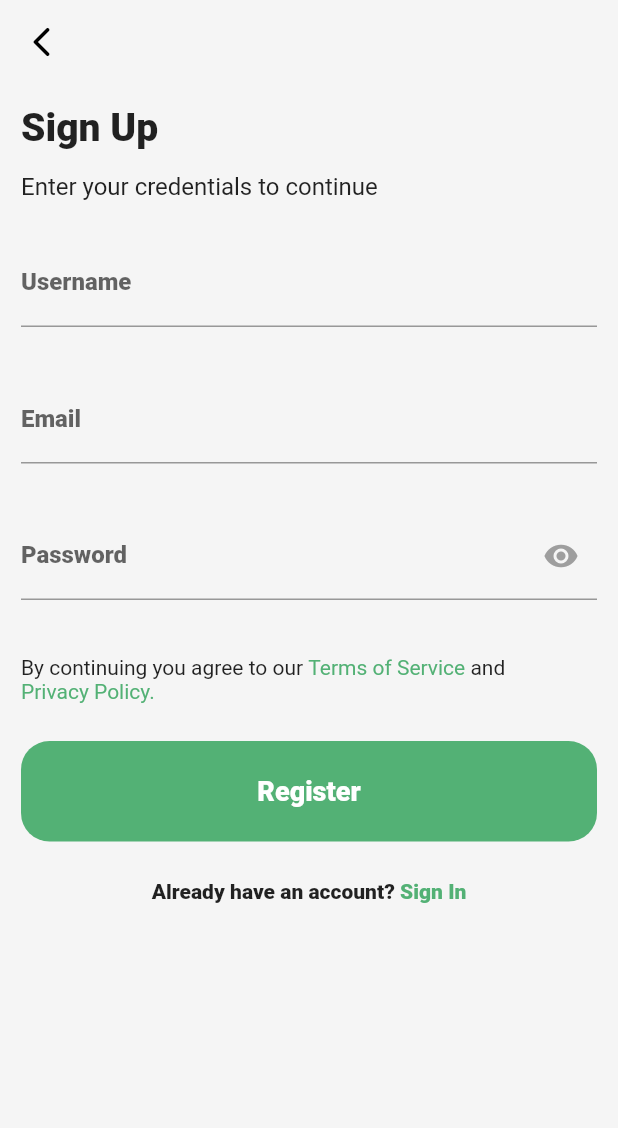
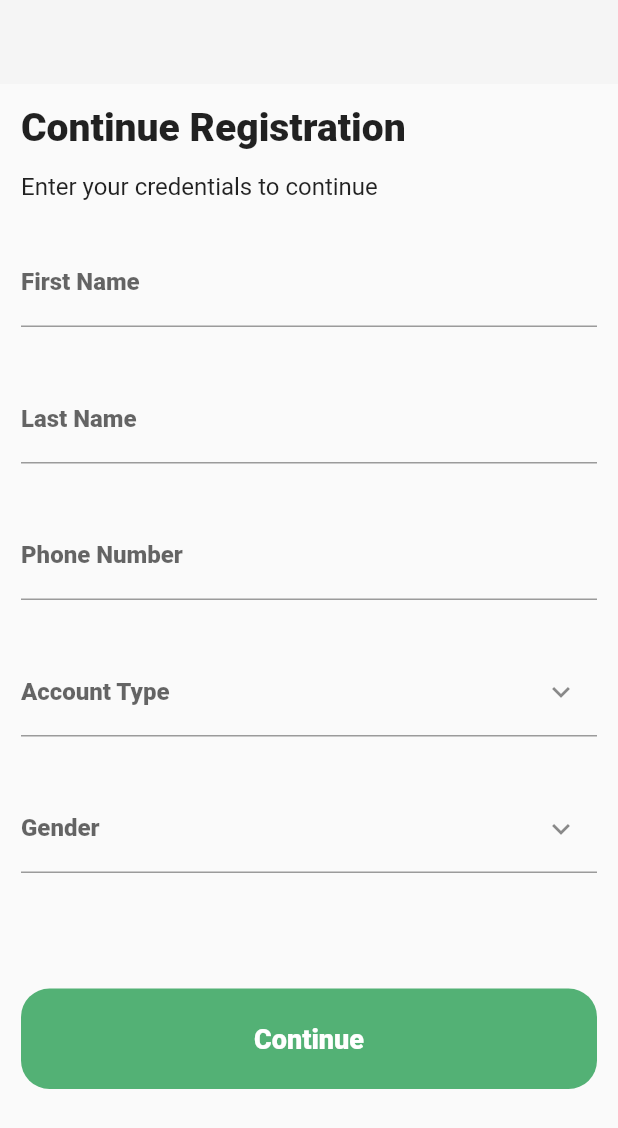
Before and after one commit to zuri-training/ayaloonline_mobile_pjt_101, a Flutter app: the SignUp screen opened directly, after a tap on "Register", on a phone screen of 412 x 824 dp. Shown: the top 1128 px of the screen. Run offline on Flutter 3.47's test engine with Material 2 defaults, Android fonts, the phone set to English and light mode, and no system bars.

Commit message:
Sign up screens - more screens

```diff
--- /dev/null
+++ b/ayalo_mobile_pjt101/lib/Custom_widgets/input_form.dart
@@ -0,0 +1,15 @@
+import 'package:flutter/material.dart';
+
+Widget inputForm(String labelText, String hint, Widget? icon) {
+  return TextFormField(
+    decoration: InputDecoration(
+      labelText: labelText,
+      hintText: hint,
+      labelStyle: TextStyle(
+        fontSize: 16,
+        fontWeight: FontWeight.w800,
+      ),
+      suffixIcon: icon,
+    ),
+  );
+}
--- /dev/null
+++ b/ayalo_mobile_pjt101/lib/Screens/LoggingAndSigningScreens/continue_registration.dart
@@ -0,0 +1,115 @@
+import 'dart:async';
+
+import 'package:ayalo_mobile_pjt101/Custom_widgets/input_form.dart';
+import 'package:ayalo_mobile_pjt101/Custom_widgets/signin_button.dart';
+import 'package:ayalo_mobile_pjt101/Screens/home.dart';
+import 'package:flutter/material.dart';
+import 'package:flutter/services.dart';
+
+class _SwitchPages {
+  StreamController<bool> _switchPagesController = new StreamController<bool>();
+
+  Stream<bool> get switchPagesStream => _switchPagesController.stream;
+  StreamSink<bool> get switchPagesSink => _switchPagesController.sink;
+
+  dispose() {
+    _switchPagesController.close();
+  }
+}
+
+class Registration extends StatefulWidget {
+  @override
+  _RegistrationState createState() => _RegistrationState();
+}
+
+class _RegistrationState extends State<Registration> {
+  late _SwitchPages _pages;
+
+  @override
+  void initState() {
+    super.initState();
+    _pages = _SwitchPages();
+    _pages.switchPagesSink.add(false);
+  }
+
+  @override
+  Widget build(BuildContext context) {
+    return StreamBuilder<bool>(
+        stream: _pages.switchPagesStream,
+        builder: (context, snapshot) {
+          return Scaffold(
+            appBar: AppBar(automaticallyImplyLeading: false),
+            body: Padding(
+              padding: const EdgeInsets.all(14.0),
+              child: SingleChildScrollView(
+                child: Column(
+                  crossAxisAlignment: CrossAxisAlignment.start,
+                  children: [
+                    Text(
+                      'Continue Registration',
+                      style: TextStyle(
+                        fontSize: 26,
+                        fontWeight: FontWeight.w800,
+                      ),
+                    ),
+                    SizedBox(height: 15),
+                    Text(
+                      'Enter your credentials to continue',
+                      style: TextStyle(
+                        fontSize: 16,
+                        fontWeight: FontWeight.w400,
+                      ),
+                    ),
+                    SizedBox(height: 25),
+                    snapshot.data! ? _secondPage(context) : _firstPage(context),
+                  ],
+                ),
+              ),
+            ),
+          );
+        });
+  }
+
+  Widget _firstPage(BuildContext context) {
+    return Column(
+      children: [
+        inputForm('First Name', 'enter your firstname', null),
+        SizedBox(height: 32),
+        inputForm('Last Name', 'enter your lastname', null),
+        SizedBox(height: 32),
+        inputForm('Phone Number', '+234', null),
+        SizedBox(height: 32),
+        inputForm('Account Type', 'Lesse', Icon(Icons.expand_more)),
+        SizedBox(height: 32),
+        inputForm('Gender', 'Male', Icon(Icons.expand_more)),
+        SizedBox(height: 77),
+        SignInButton(context,
+            text: 'Continue',
+            onPressed: () => _pages.switchPagesSink.add(true)),
+      ],
+    );
+  }
+
+  Widget _secondPage(BuildContext context) {
+    return Column(
+      children: [
+        inputForm('Occupation', 'enter your occupation', null),
+        SizedBox(height: 32),
+        inputForm('Select State', 'Lagos', Icon(Icons.expand_more)),
+        SizedBox(height: 32),
+        inputForm('Business Name', 'enter your business name', null),
+        SizedBox(height: 77),
+        SignInButton(
+          context,
+          text: 'Sign Up',
+          onPressed: () => Navigator.of(context).push(
+            MaterialPageRoute(
+              maintainState: false,
+              builder: (context) => Home(),
+            ),
+          ),
+        ),
+      ],
+    );
+  }
+}
--- a/ayalo_mobile_pjt101/lib/Screens/LoggingAndSigningScreens/signup_screen.dart
+++ b/ayalo_mobile_pjt101/lib/Screens/LoggingAndSigningScreens/signup_screen.dart
@@ -1,5 +1,6 @@
 import 'package:ayalo_mobile_pjt101/Custom_widgets/input_password_form.dart';
 import 'package:ayalo_mobile_pjt101/Custom_widgets/signin_button.dart';
+import 'package:ayalo_mobile_pjt101/Screens/LoggingAndSigningScreens/continue_registration.dart';
 import 'package:flutter/material.dart';
 
 class SignUp extends StatelessWidget {
@@ -74,7 +75,15 @@ class SignUp extends StatelessWidget {
               ],
             ),
             SizedBox(height: 25),
-            SignInButton(context, text: 'Register', onPressed: () => null),
+            SignInButton(
+              context,
+              text: 'Register',
+              onPressed: () => Navigator.of(context).push(
+                MaterialPageRoute(
+                  builder: (context) => Registration(),
+                ),
+              ),
+            ),
             SizedBox(height: 25),
             GestureDetector(
               onTap: () => Navigator.of(context).pop(),
```
Also changed, not shown: ayalo_mobile_pjt101/lib/Screens/LoggingAndSigningScreens/login_screen.dart (+10 -1 lines), ayalo_mobile_pjt101/lib/Screens/home.dart (added, +13 -0 lines).
